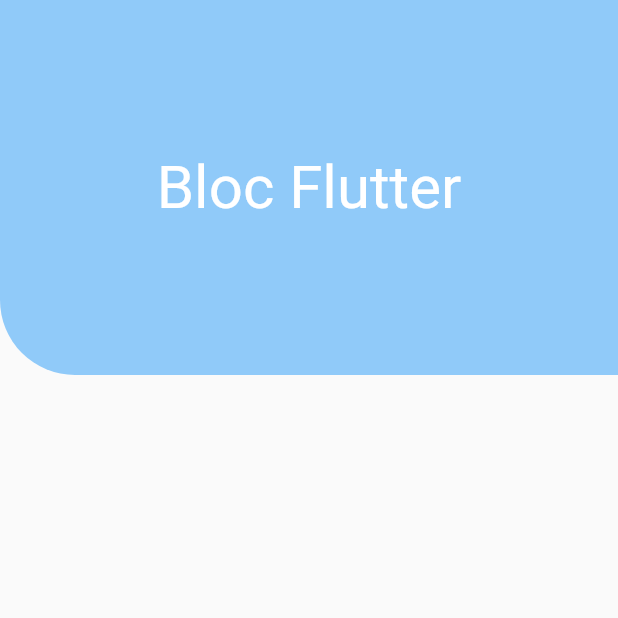
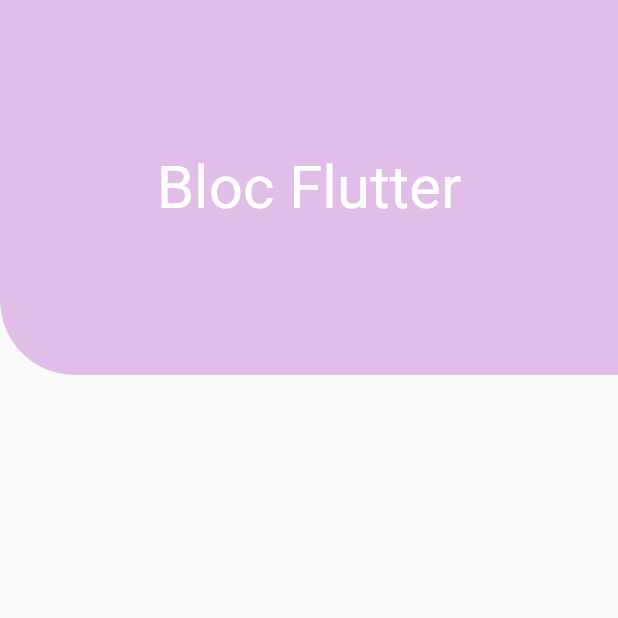
Before and after one commit to lucasoliveirasouza/bloc-estudo, a Flutter app: the screen it shows after launch, on a phone screen of 412 x 824 dp, the top half of it. Run offline on Flutter 3.47's test engine with Material 2 defaults, Android fonts, the phone set to English and light mode, and no system bars.

Commit message:
Criação da interface

```diff
--- a/lib/views/counter.dart
+++ b/lib/views/counter.dart
@@ -14,7 +14,7 @@ class CounterView extends StatelessWidget {
               borderRadius: BorderRadius.only(
                 bottomLeft: Radius.circular(50),
               ),
-              color: Colors.blue.shade200,
+              color: Colors.purple.shade100,
             ),
             child: Center(
               child: Text(
@@ -26,6 +26,7 @@ class CounterView extends StatelessWidget {
               ),
             ),
           ),
+          Expanded(child: Container())
         ],
       ),
     );
```
